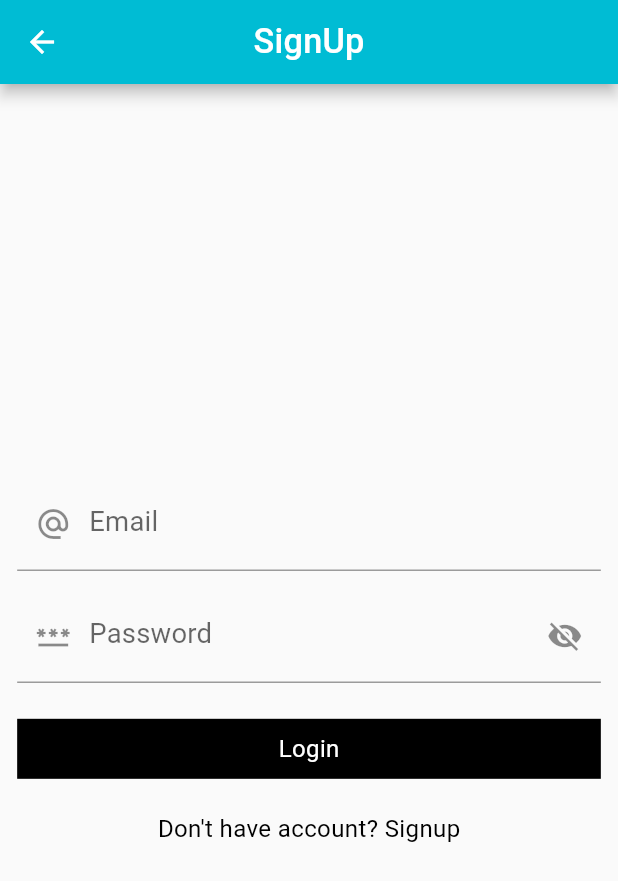
After one commit to sajibsaha4647/FLutter-Mvvm-with-Provider-restApi, a Flutter app: the SignUpScreen screen opened directly, on a phone screen of 412 x 824 dp. The commit adds this screen. Shown: the top 881 px of the screen. Run offline on Flutter 3.47's test engine with Material 2 defaults, Android fonts, the light colour scheme and no system bars; our stand-ins replace another_flushbar, email_validator, flutter_screenutil, fluttertoast.

Commit message:
added signup screen

```diff
--- a/lib/View/LoginScreen.dart
+++ b/lib/View/LoginScreen.dart
@@ -101,7 +101,18 @@ class _LoginScreenState extends State<LoginScreen> {
                 "password":_passwordcontroller.text
               };
               authviewmodel.loginApi(context, data);
-            },"Login",  authviewmodel.loading)
+            },"Login",  authviewmodel.loading),
+            SizedBox(
+              height: 20.h,
+            ),
+            Container(
+              child: InkWell(
+                onTap: (){
+
+                },
+                child: Text("Don't have account? Signup",style: TextStyle(color: Colors.black),),
+              ),
+            )
           ],
         ),
       ),
--- /dev/null
+++ b/lib/View/SignUpScreen.dart
@@ -0,0 +1,118 @@
+import 'package:flutter/material.dart';
+import 'package:flutter_screenutil/flutter_screenutil.dart';
+
+import '../Resources/Components/RoundedButton.dart';
+import '../Utils/GeneralUtils/Utils.dart';
+
+class SignUpScreen extends StatefulWidget {
+  const SignUpScreen({Key? key}) : super(key: key);
+
+  @override
+  State<SignUpScreen> createState() => _SignUpScreenState();
+}
+
+class _SignUpScreenState extends State<SignUpScreen> {
+
+  TextEditingController _emailcontroller = TextEditingController();
+  TextEditingController _passwordcontroller = TextEditingController();
+
+  bool obsecure = true;
+
+  FocusNode emailfocusnode = FocusNode();
+  FocusNode passwordfocusnode = FocusNode();
+
+  @override
+  void dispose() {
+    _emailcontroller.dispose();
+    _passwordcontroller.dispose();
+    emailfocusnode.dispose();
+    passwordfocusnode.dispose();
+    super.dispose();
+  }
+
+
+  @override
+  Widget build(BuildContext context) {
+
+    return SafeArea(
+        child: Scaffold(
+          appBar: AppBar(
+            backgroundColor: Colors.cyan,
+            centerTitle: true,
+            title: Text("SignUp"),
+          ),
+          body: Padding(
+            padding: EdgeInsets.only(left: 10.w, right: 10.w),
+            child: Column(
+              mainAxisAlignment: MainAxisAlignment.center,
+              children: [
+                TextFormField(
+                  controller: _emailcontroller,
+                  keyboardType: TextInputType.emailAddress,
+                  style: const TextStyle(color: Colors.black),
+                  focusNode: emailfocusnode,
+                  onFieldSubmitted: (val){
+                    Utils.fiedlFocuschange(context,emailfocusnode,passwordfocusnode);
+                  },
+                  decoration: const InputDecoration(
+                      fillColor: Colors.black,
+                      hoverColor: Colors.black,
+                      hintText: "Enter your email",
+                      label: Text("Email"),
+                      prefixIcon: Icon(Icons.alternate_email)),
+                ),
+                SizedBox(
+                  height: 10.h,
+                ),
+                TextFormField(
+                  controller: _passwordcontroller,
+                  keyboardType: TextInputType.emailAddress,
+                  style: const TextStyle(color: Colors.black),
+                  focusNode: passwordfocusnode,
+                  onFieldSubmitted: (val){
+                    // Utils.fiedlFocuschange(context,passwordfocusnode ,emailfocusnode);
+                  },
+                  obscureText: obsecure,
+                  obscuringCharacter: "*",
+                  decoration: InputDecoration(
+                    fillColor: Colors.black,
+                    hintText: "Enter your password",
+                    label: Text("Password"),
+                    prefixIcon:Icon(Icons.password),
+                    suffixIcon: IconButton(
+                      icon:obsecure ? Icon(Icons.visibility_off) : Icon(Icons.visibility),
+                      onPressed: () {
+                        setState(() {
+                          obsecure = !obsecure;
+                        });
+                      },
+                    ),
+                  ),
+                ),
+                SizedBox(
+                  height: 20.h,
+                ),
+                RoundedButton(context,() {
+                  var data = {
+                    "email":_emailcontroller.text,
+                    "password":_passwordcontroller.text
+                  };
+                  // authviewmodel.loginApi(context, data);
+                },"Login",  false),
+                SizedBox(
+                  height: 20.h,
+                ),
+                Container(
+                  child: InkWell(
+                    onTap: (){
+
+                    },
+                    child: Text("Don't have account? Signup",style: TextStyle(color: Colors.black),),
+                  ),
+                )
+              ],
+            ),
+          ),
+        ));
+  }
+}
```
